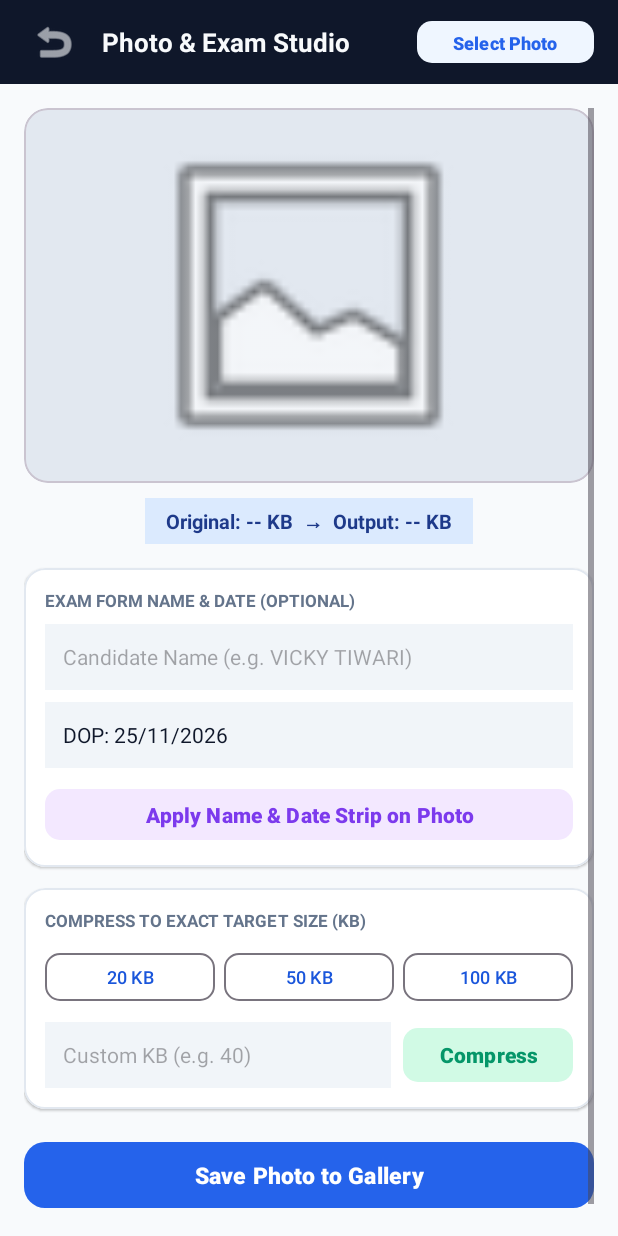
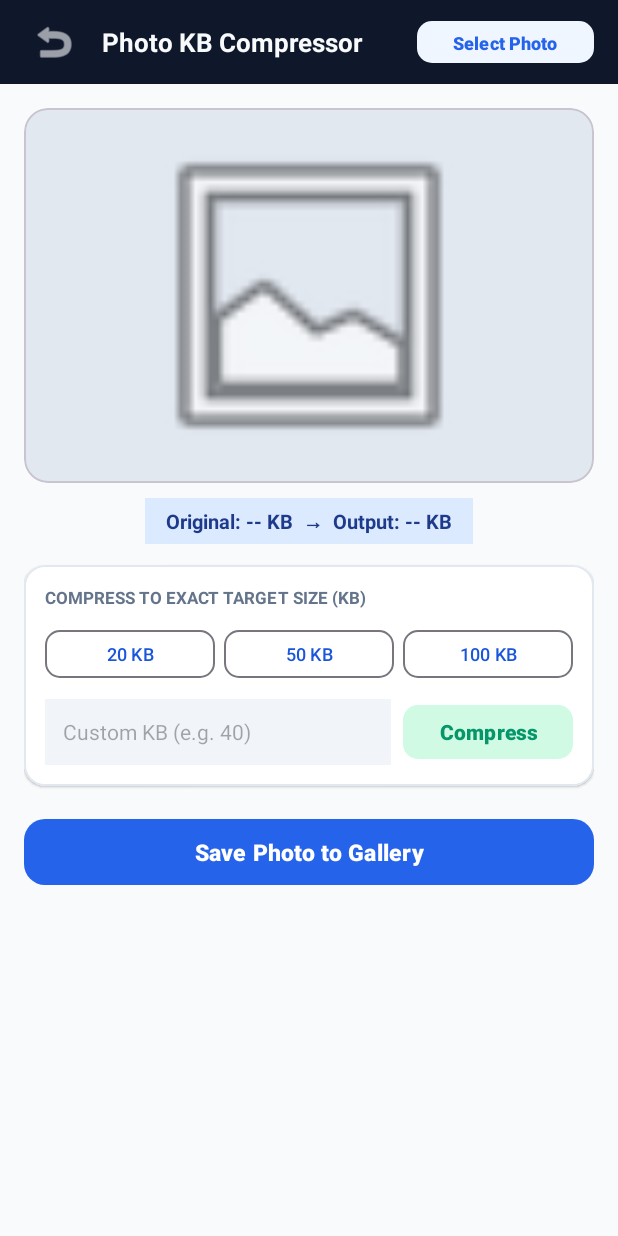
Before and after one commit to advocatevickytiwari/DocMitra-App, an Android app: the PhotoStudioActivity screen opened directly, with no data from a screen before it, on a phone screen of 412 x 824 dp. Run offline under Robolectric (Android 15) with nearby library versions, the phone set to English and light mode, and no system bars.

Commit message:
Update PhotoStudioActivity.kt

```diff
--- a/app/src/main/java/com/docmitra/scanner/PhotoStudioActivity.kt
+++ b/app/src/main/java/com/docmitra/scanner/PhotoStudioActivity.kt
@@ -12,6 +12,7 @@ import android.os.Build
 import android.os.Bundle
 import android.os.Environment
 import android.provider.MediaStore
+import android.view.View
 import android.widget.EditText
 import android.widget.ImageButton
 import android.widget.ImageView
@@ -20,6 +21,7 @@ import android.widget.Toast
 import androidx.activity.result.contract.ActivityResultContracts
 import androidx.appcompat.app.AppCompatActivity
 import com.google.android.material.button.MaterialButton
+import com.google.android.material.card.MaterialCardView
 import java.io.ByteArrayOutputStream
 import java.io.File
 import java.io.FileOutputStream
@@ -49,6 +51,18 @@ class PhotoStudioActivity : AppCompatActivity() {
     override fun onCreate(savedInstanceState: Bundle?) {
         super.onCreate(savedInstanceState)
         setContentView(R.layout.activity_photo_studio)
+
+        val mode = intent.getStringExtra("MODE") ?: "COMPRESS"
+        val tvTitle = findViewById<TextView>(R.id.tvStudioTitle)
+        val cardExamInputs = findViewById<MaterialCardView>(R.id.cardExamInputs)
+
+        if (mode == "EXAM") {
+            tvTitle.text = "Exam Photo Name & Date"
+            cardExamInputs.visibility = View.VISIBLE
+        } else {
+            tvTitle.text = "Photo KB Compressor"
+            cardExamInputs.visibility = View.GONE
+        }
 
         ivPreview = findViewById(R.id.ivPhotoPreview)
         tvSizeInfo = findViewById(R.id.tvSizeInfo)
@@ -84,14 +98,13 @@ class PhotoStudioActivity : AppCompatActivity() {
             saveOutputToGallery()
         }
 
-        // Open gallery picker automatically on launch
         pickImageLauncher.launch("image/*")
     }
 
     private fun loadSelectedImage(uri: Uri) {
         try {
             val rawBytes = contentResolver.openInputStream(uri)?.use { it.readBytes() } ?: return
-            originalSizeKb = rawBytes.size / 1024
+            originalSizeKb = (rawBytes.size / 1024).coerceAtLeast(1)
             val bmp = BitmapFactory.decodeByteArray(rawBytes, 0, rawBytes.size) ?: return
             baseBitmap = bmp
             workingBitmap = bmp
@@ -163,9 +176,6 @@ class PhotoStudioActivity : AppCompatActivity() {
         }
 
         val targetBytes = targetKb * 1024
-        var outputBytes: ByteArray
-
-        // Step 1: Try quality reduction first
         var minQ = 10
         var maxQ = 98
         var bestBytes: ByteArray? = null
@@ -183,7 +193,6 @@ class PhotoStudioActivity : AppCompatActivity() {
             }
         }
 
-        // Step 2: If even Q=10 is larger than targetKb, downscale dimensions smoothly
         while (bestBytes == null && bmp.width > 120 && bmp.height > 120) {
             bmp = Bitmap.createScaledBitmap(bmp, (bmp.width * 0.80).toInt(), (bmp.height * 0.80).toInt(), true)
             val baos = ByteArrayOutputStream()
@@ -194,7 +203,7 @@ class PhotoStudioActivity : AppCompatActivity() {
             }
         }
 
-        outputBytes = bestBytes ?: run {
+        val outputBytes = bestBytes ?: run {
             val baos = ByteArrayOutputStream()
             bmp.compress(Bitmap.CompressFormat.JPEG, 50, baos)
             baos.toByteArray()
```
